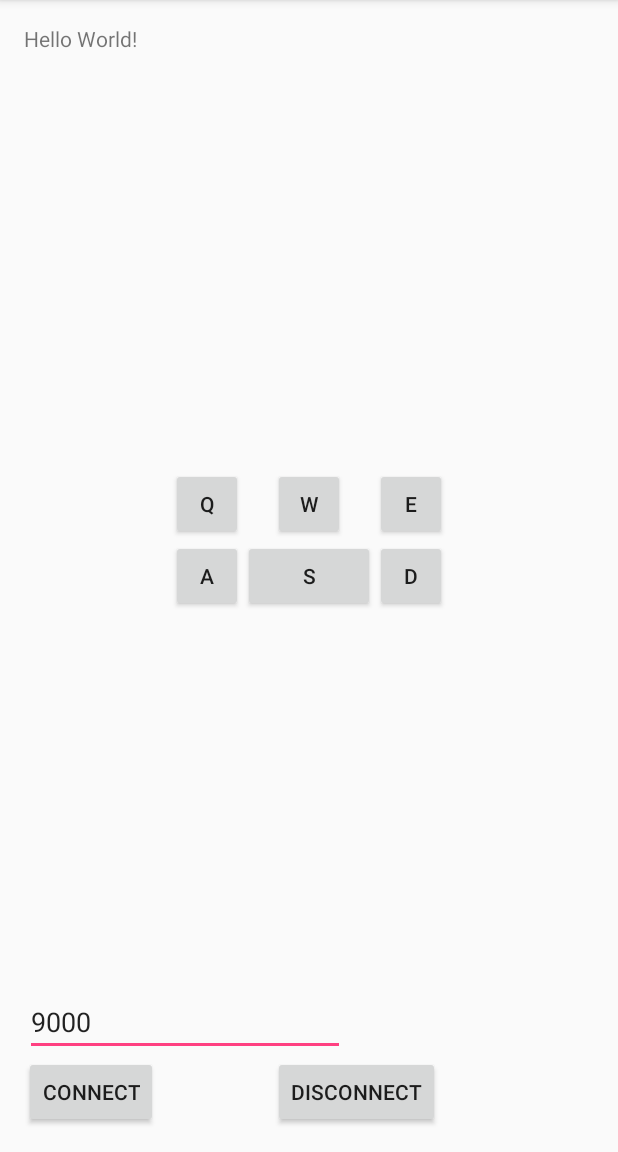
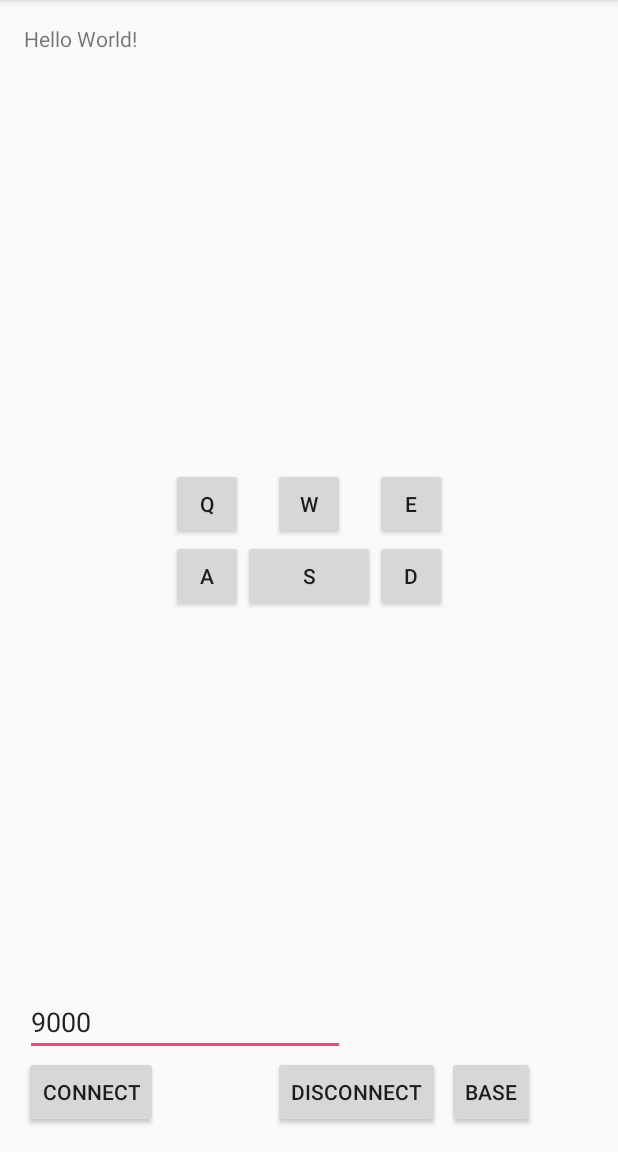
Before and after one commit to DanielNogueiraAndroid/ControlRobotino, an Android app: the screen it shows after launch (MainActivity), after a tap on "CONNECT", on a phone screen of 412 x 824 dp, the part 84-1236 px from its top. Run offline under Robolectric (Android 15) with nearby library versions, the phone set to English and light mode, and no system bars.

Commit message:
new command base

```diff
--- a/app/src/main/java/com/example/daniel/controlrobotino/MainActivity.java
+++ b/app/src/main/java/com/example/daniel/controlrobotino/MainActivity.java
@@ -12,7 +12,7 @@ import java.net.InetAddress;
 import java.net.Socket;
 
 public class MainActivity extends AppCompatActivity {
-    Button a,s,d,q,w,e,connect,disconnect;
+    Button a,s,d,q,w,e,connect,disconnect,base;
     EditText portEditText;
     Socket socket;
     String portString;
@@ -32,6 +32,7 @@ public class MainActivity extends AppCompatActivity {
         e = (Button) findViewById(R.id.e);
         connect = (Button) findViewById(R.id.connect);
         disconnect = (Button) findViewById(R.id.off);
+        base = (Button) findViewById(R.id.base);
         portEditText = (EditText) findViewById(R.id.port);
 
 
@@ -50,15 +51,12 @@ public class MainActivity extends AppCompatActivity {
         });
 
 
-        connect.setOnClickListener(new View.OnClickListener() {
+        base.setOnClickListener(new View.OnClickListener() {
             @Override
             public void onClick(View v) {
-                connect();
+                send("x");
             }
         });
-
-
-
 
         a.setOnClickListener(new View.OnClickListener() {
             @Override
--- a/app/src/main/res/layout/activity_main.xml
+++ b/app/src/main/res/layout/activity_main.xml
@@ -112,4 +112,14 @@
         android:layout_alignTop="@+id/connect"
         android:layout_alignLeft="@+id/button7"
         android:layout_alignStart="@+id/button7" />
+
+    <Button
+        style="?android:attr/buttonStyleSmall"
+        android:layout_width="wrap_content"
+        android:layout_height="wrap_content"
+        android:text="Base"
+        android:id="@+id/base"
+        android:layout_alignParentBottom="true"
+        android:layout_toRightOf="@+id/d"
+        android:layout_toEndOf="@+id/d" />
 </RelativeLayout>
```
